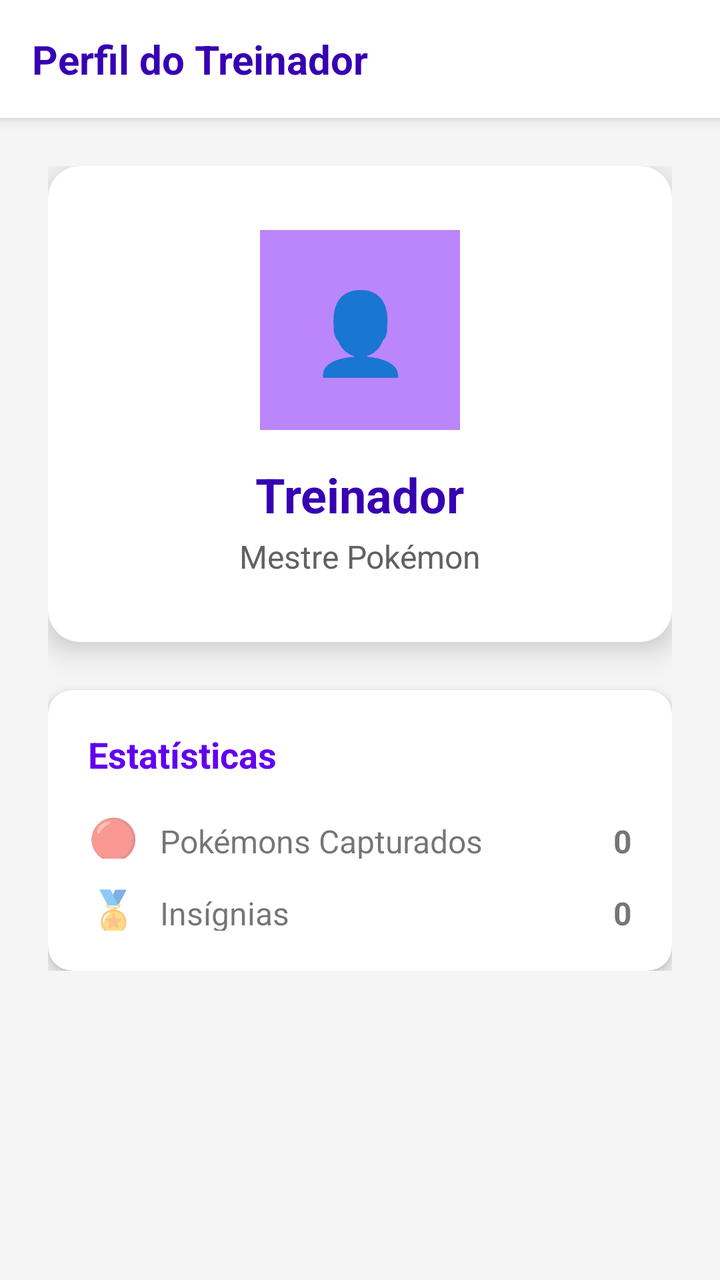
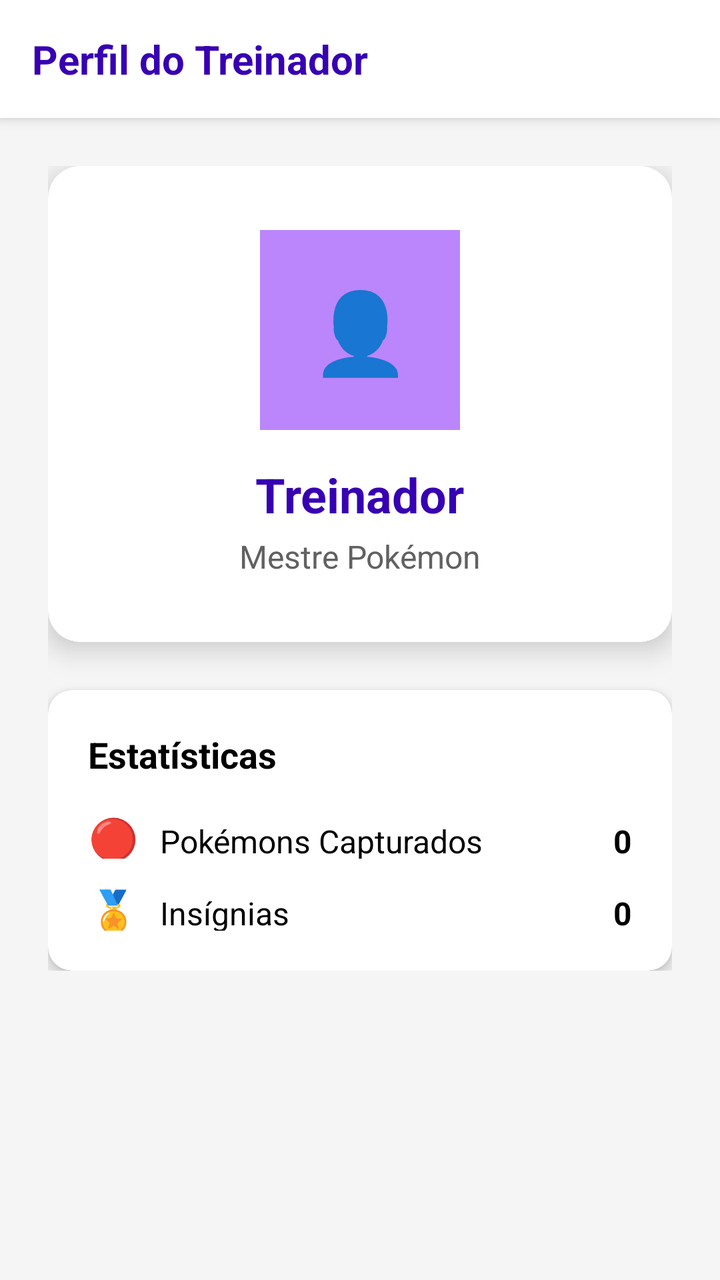

Screens rendered from an Android XML layout before and after an edit, with the pre-edit source and the edit as a unified diff.
<!-- AndroidManifest.xml: application theme Theme.MaterialComponents.DayNight.NoActionBar -->
<!-- res/layout/activity_profile.xml -->
<?xml version="1.0" encoding="utf-8"?>
<LinearLayout xmlns:android="http://schemas.android.com/apk/res/android"
    xmlns:app="http://schemas.android.com/apk/res-auto"
    android:layout_width="match_parent"
    android:layout_height="match_parent"
    android:orientation="vertical"
    android:background="@color/background_gradient">

    <LinearLayout
        android:layout_width="match_parent"
        android:layout_height="wrap_content"
        android:orientation="horizontal"
        android:background="@color/white"
        android:padding="16dp"
        android:elevation="4dp">

        <TextView
            android:layout_width="0dp"
            android:layout_height="wrap_content"
            android:layout_weight="1"
            android:text="@string/profile_title"
            android:textColor="@color/purple_700"
            android:textSize="20sp"
            android:textStyle="bold" />

    </LinearLayout>

    <ScrollView
        android:layout_width="match_parent"
        android:layout_height="match_parent"
        android:padding="24dp">

        <LinearLayout
            android:layout_width="match_parent"
            android:layout_height="wrap_content"
            android:orientation="vertical"
            android:gravity="center_horizontal">

            <androidx.cardview.widget.CardView
                android:id="@+id/cardView"
                android:layout_width="match_parent"
                android:layout_height="wrap_content"
                android:layout_marginBottom="24dp"
                app:cardCornerRadius="16dp"
                app:cardElevation="8dp"
                app:cardBackgroundColor="@color/white">

                <LinearLayout
                    android:layout_width="match_parent"
                    android:layout_height="wrap_content"
                    android:orientation="vertical"
                    android:padding="32dp"
                    android:gravity="center_horizontal">

                    <TextView
                        android:layout_width="100dp"
                        android:layout_height="100dp"
                        android:text="@string/trainer_icon"
                        android:textSize="40sp"
                        android:gravity="center"
                        android:background="@color/purple_200"
                        android:textColor="@color/white" />

                    <TextView
                        android:id="@+id/txtUser"
                        android:layout_width="wrap_content"
                        android:layout_height="wrap_content"
                        android:layout_marginTop="16dp"
                        android:text="@string/trainer_title"
                        android:textColor="@color/purple_700"
                        android:textSize="24sp"
                        android:textStyle="bold" />

                    <TextView
                        android:layout_width="wrap_content"
                        android:layout_height="wrap_content"
                        android:layout_marginTop="4dp"
                        android:text="@string/trainer_subtitle"
                        android:textColor="@color/gray_dark"
                        android:textSize="16sp" />

                </LinearLayout>

            </androidx.cardview.widget.CardView>

            <androidx.cardview.widget.CardView
                android:layout_width="match_parent"
                android:layout_height="wrap_content"
                app:cardCornerRadius="12dp"
                app:cardElevation="4dp"
                app:cardBackgroundColor="@color/white">

                <LinearLayout
                    android:layout_width="match_parent"
                    android:layout_height="wrap_content"
                    android:orientation="vertical"
                    android:padding="20dp">

                    <TextView
                        android:layout_width="wrap_content"
                        android:layout_height="wrap_content"
                        android:text="@string/statistics_title"
                        android:textColor="@color/purple_500"
                        android:textSize="18sp"
                        android:textStyle="bold"
                        android:layout_marginBottom="16dp" />

                    <LinearLayout
                        android:layout_width="match_parent"
                        android:layout_height="wrap_content"
                        android:orientation="horizontal"
                        android:layout_marginBottom="12dp">

                        <TextView
                            android:layout_width="24dp"
                            android:layout_height="24dp"
                            android:layout_marginEnd="12dp"
                            android:text="@string/pokeball_icon"
                            android:textSize="20sp"
                            android:gravity="center" />

                        <TextView
                            android:layout_width="wrap_content"
                            android:layout_height="wrap_content"
                            android:text="@string/pokemon_captured"
                            android:textSize="16sp" />

                        <TextView
                            android:layout_width="0dp"
                            android:layout_height="wrap_content"
                            android:layout_weight="1"
                            android:text="@string/zero"
                            android:textSize="16sp"
                            android:textStyle="bold"
                            android:gravity="end" />

                    </LinearLayout>

                    <LinearLayout
                        android:layout_width="match_parent"
                        android:layout_height="wrap_content"
                        android:orientation="horizontal">

                        <TextView
                            android:layout_width="24dp"
                            android:layout_height="24dp"
                            android:layout_marginEnd="12dp"
                            android:text="@string/badge_icon"
                            android:textSize="20sp"
                            android:gravity="center" />

                        <TextView
                            android:layout_width="wrap_content"
                            android:layout_height="wrap_content"
                            android:text="@string/badges"
                            android:textSize="16sp" />

                        <TextView
                            android:layout_width="0dp"
                            android:layout_height="wrap_content"
                            android:layout_weight="1"
                            android:text="@string/zero"
                            android:textSize="16sp"
                            android:textStyle="bold"
                            android:gravity="end" />

                    </LinearLayout>

                </LinearLayout>

            </androidx.cardview.widget.CardView>

        </LinearLayout>

    </ScrollView>

</LinearLayout>
<!-- resources referenced by this layout -->
<resources>
  <color name="background_gradient">#F5F5F5</color>
  <color name="gray_dark">#616161</color>
  <color name="purple_200">#FFBB86FC</color>
  <color name="purple_500">#FF6200EE</color>
  <color name="purple_700">#FF3700B3</color>
  <color name="white">#FFFFFFFF</color>
  <string name="badge_icon">🏅</string>
  <string name="badges">Insígnias</string>
  <string name="pokeball_icon">🔴</string>
  <string name="pokemon_captured">Pokémons Capturados</string>
  <string name="profile_title">Perfil do Treinador</string>
  <string name="statistics_title">Estatísticas</string>
  <string name="trainer_icon">👤</string>
  <string name="trainer_subtitle">Mestre Pokémon</string>
  <string name="trainer_title">Treinador</string>
  <string name="zero">0</string>
</resources>

<!-- the commit's change to res/layout/activity_profile.xml (unified diff, before → after) -->
@@ -100,7 +100,7 @@
                         android:layout_width="wrap_content"
                         android:layout_height="wrap_content"
                         android:text="@string/statistics_title"
-                        android:textColor="@color/purple_500"
+                        android:textColor="@color/black"
                         android:textSize="18sp"
                         android:textStyle="bold"
                         android:layout_marginBottom="16dp" />
@@ -117,12 +117,14 @@
                             android:layout_marginEnd="12dp"
                             android:text="@string/pokeball_icon"
                             android:textSize="20sp"
+                            android:textColor="@color/black"
                             android:gravity="center" />
 
                         <TextView
                             android:layout_width="wrap_content"
                             android:layout_height="wrap_content"
                             android:text="@string/pokemon_captured"
+                            android:textColor="@color/black"
                             android:textSize="16sp" />
 
                         <TextView
@@ -130,6 +132,7 @@
                             android:layout_height="wrap_content"
                             android:layout_weight="1"
                             android:text="@string/zero"
+                            android:textColor="@color/black"
                             android:textSize="16sp"
                             android:textStyle="bold"
                             android:gravity="end" />
@@ -147,12 +150,14 @@
                             android:layout_marginEnd="12dp"
                             android:text="@string/badge_icon"
                             android:textSize="20sp"
+                            android:textColor="@color/black"
                             android:gravity="center" />
 
                         <TextView
                             android:layout_width="wrap_content"
                             android:layout_height="wrap_content"
                             android:text="@string/badges"
+                            android:textColor="@color/black"
                             android:textSize="16sp" />
 
                         <TextView
@@ -160,6 +165,7 @@
                             android:layout_height="wrap_content"
                             android:layout_weight="1"
                             android:text="@string/zero"
+                            android:textColor="@color/black"
                             android:textSize="16sp"
                             android:textStyle="bold"
                             android:gravity="end" />
<!-- resource entries referenced after the edit -->
@@ -1,9 +1,9 @@
 <!-- resources referenced by this layout -->
 <resources>
   <color name="background_gradient">#F5F5F5</color>
+  <color name="black">#FF000000</color>
   <color name="gray_dark">#616161</color>
   <color name="purple_200">#FFBB86FC</color>
-  <color name="purple_500">#FF6200EE</color>
   <color name="purple_700">#FF3700B3</color>
   <color name="white">#FFFFFFFF</color>
   <string name="badge_icon">🏅</string>
